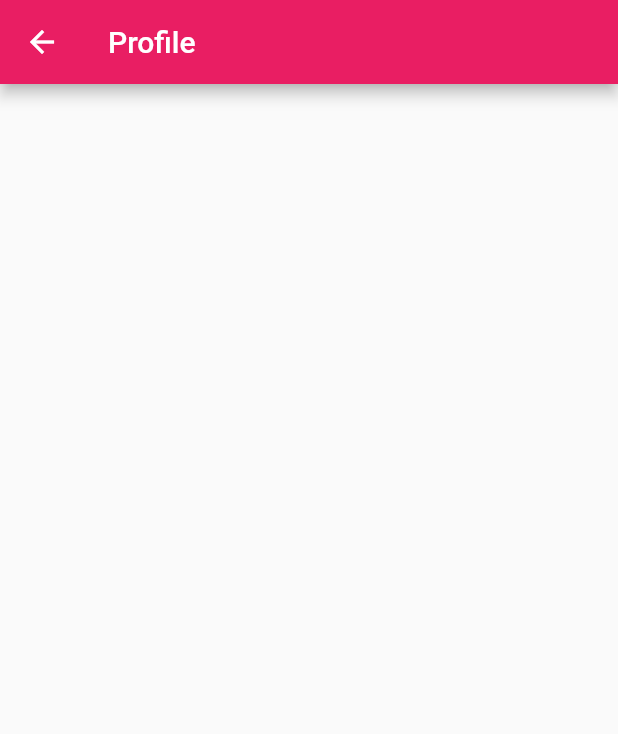
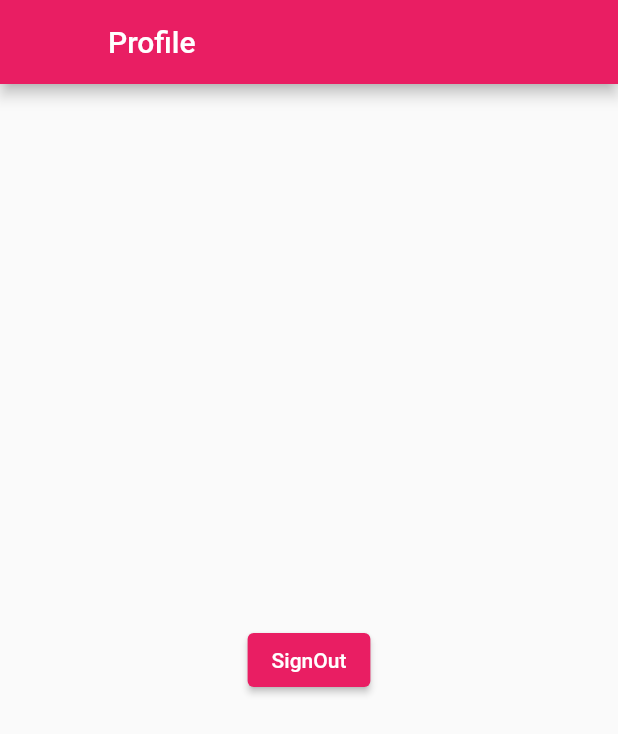
Before and after one commit to Ugocode/Driver-App, a Flutter app: the ProfilePage screen opened directly, on a phone screen of 412 x 824 dp. Shown: the top 734 px of the screen. Run offline on Flutter 3.47's test engine with Material 2 defaults, Android fonts, the phone set to English and light mode, and no system bars; our stand-ins replace firebase_auth, firebase_database, google_fonts; accounts and stored records are empty.

Commit message:
made some little changes

```diff
--- /dev/null
+++ b/lib/Global/global.dart
@@ -0,0 +1,8 @@
+import 'package:firebase_auth/firebase_auth.dart';
+import 'package:firebase_database/firebase_database.dart';
+
+final FirebaseAuth fireAuth = FirebaseAuth.instance;
+
+final DatabaseReference driversRef = FirebaseDatabase.instance.ref();
+
+User? currentFirebaseUser;
--- a/lib/Screens/profile_screen.dart
+++ b/lib/Screens/profile_screen.dart
@@ -1,3 +1,5 @@
+import 'package:drivers_app/Global/global.dart';
+import 'package:drivers_app/Screens/splash_screen.dart';
 import 'package:flutter/material.dart';
 
 class ProfilePage extends StatelessWidget {
@@ -6,7 +8,20 @@ class ProfilePage extends StatelessWidget {
   @override
   Widget build(BuildContext context) {
     return Scaffold(
-      appBar: AppBar(title: const Text('Profile')),
+      appBar: AppBar(
+        title: const Text('Profile'),
+        leading: const Text(""),
+      ),
+      body: Center(
+          child: ElevatedButton(
+        onPressed: (() {
+          fireAuth.signOut();
+          Navigator.of(context).pushAndRemoveUntil(
+              MaterialPageRoute(builder: (context) => const MySplashScreen()),
+              (Route<dynamic> route) => false);
+        }),
+        child: const Text('SignOut'),
+      )),
     );
   }
 }
--- a/lib/Screens/ratings_screen.dart
+++ b/lib/Screens/ratings_screen.dart
@@ -6,7 +6,10 @@ class RattingsPage extends StatelessWidget {
   @override
   Widget build(BuildContext context) {
     return Scaffold(
-      appBar: AppBar(title: const Text('Rattings')),
+      appBar: AppBar(
+        title: const Text('Rattings'),
+        leading: const Text(""),
+      ),
     );
   }
 }
```
Also changed, not shown: 1 other file.
